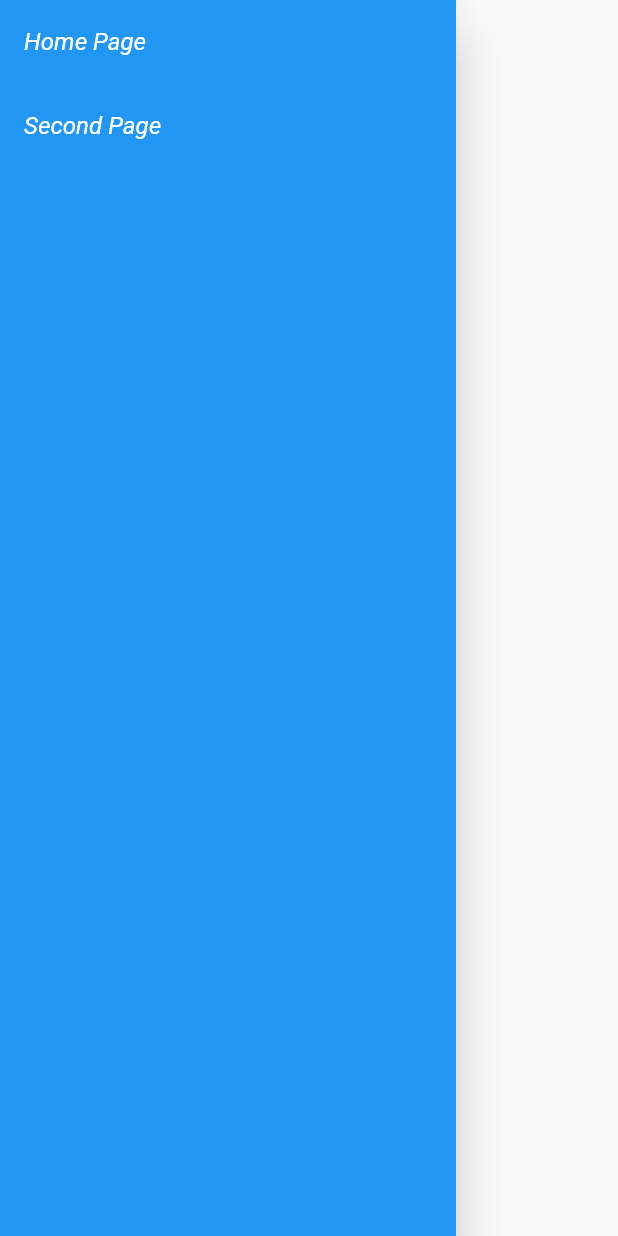
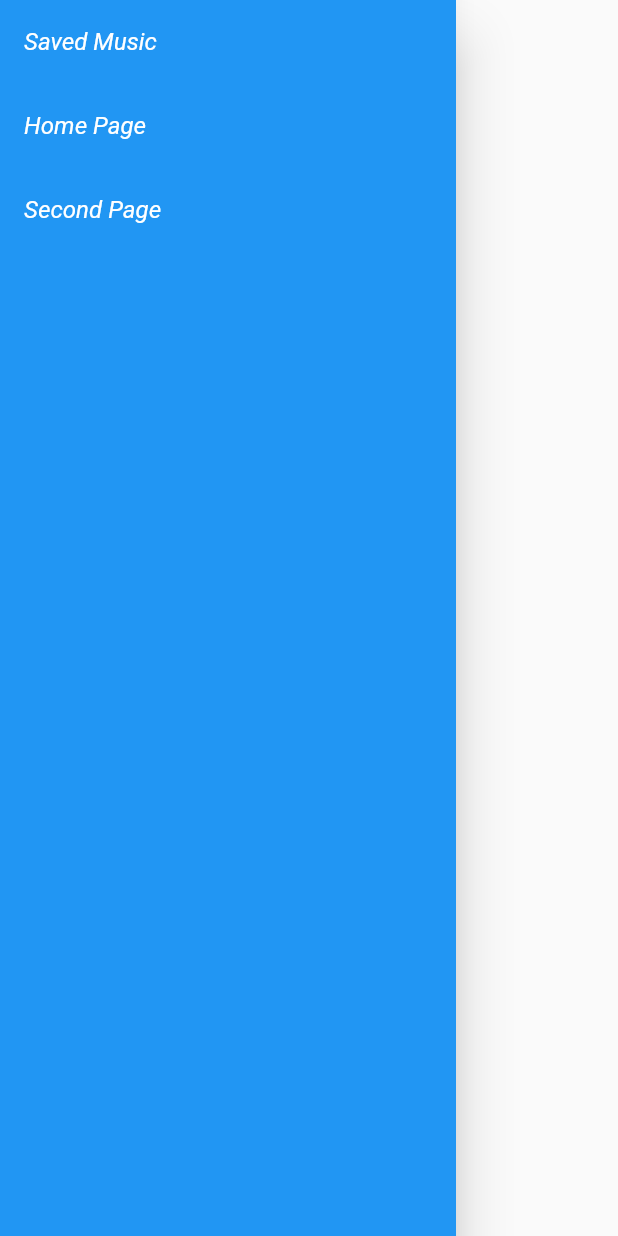
Before and after one commit to NikoKalbitzer/club_companion, a Flutter app: the NavBar widget shown alone on an empty page, opened directly, after a tap on "Home Page", on a phone screen of 412 x 824 dp. Run offline on Flutter 3.47's test engine with Material 2 defaults, Android fonts, the light colour scheme and no system bars; our stand-ins replace bloc, flutter_bloc; missing offline and left inert: shake.

Commit message:
added saved music page

```diff
--- a/lib/cubit/page_cubit.dart
+++ b/lib/cubit/page_cubit.dart
@@ -1,4 +1,5 @@
 import 'package:bloc/bloc.dart';
+import 'package:club_companion/model/music_entry.dart';
 import 'package:club_companion/pages.dart';
 
 part 'page_state.dart';
@@ -10,6 +11,7 @@ class PageCubit extends Cubit<AppPage> {
 
   HomePageState _homePageState;
   SecondPageState _secondPageState = SecondPageState();
+  SavedMusicPageState _savedMusicPageState = SavedMusicPageState();
 
   //Saving method is not needed -> Calling reference is enough
   void saveCurrentState(
@@ -33,9 +35,12 @@ class PageCubit extends Cubit<AppPage> {
       case PageType.secondPage:
         emit(SecondPage(currentState: _secondPageState));
         break;
+      case PageType.savedMusicPage:
+        emit(SavedMusicPage(currentState: _savedMusicPageState));
+        break;
       default:
     }
   }
 }
 
-enum PageType { homePage, secondPage }
+enum PageType { homePage, secondPage, savedMusicPage }
--- a/lib/cubit/page_state.dart
+++ b/lib/cubit/page_state.dart
@@ -9,3 +9,7 @@ class HomePageState extends PageState {
 class SecondPageState extends PageState {
   int counter = 0;
 }
+
+class SavedMusicPageState extends PageState {
+  List<MusicEntry> savedMusic = [MusicEntry("Metallica", "Enter Sandman")];
+}
--- a/lib/nav_bar.dart
+++ b/lib/nav_bar.dart
@@ -14,6 +14,18 @@ class NavBar extends StatelessWidget {
       child: ListView(
         padding: EdgeInsets.zero,
         children: [
+          ListTile(
+              tileColor: Colors.blue,
+              title: const Text(
+                'Saved Music',
+                style:
+                    TextStyle(color: Colors.white, fontStyle: FontStyle.italic),
+              ),
+              onTap: () {
+                BlocProvider.of<PageCubit>(context)
+                    .returnPage(PageType.savedMusicPage);
+                //Navigator.of(context).pop(context);
+              }),
           ListTile(
               tileColor: Colors.blue,
               title: const Text(
```
Also changed, not shown: lib/model/music_entry.dart (added, +13 -0 lines), lib/pages.dart (+67 -1 lines).
